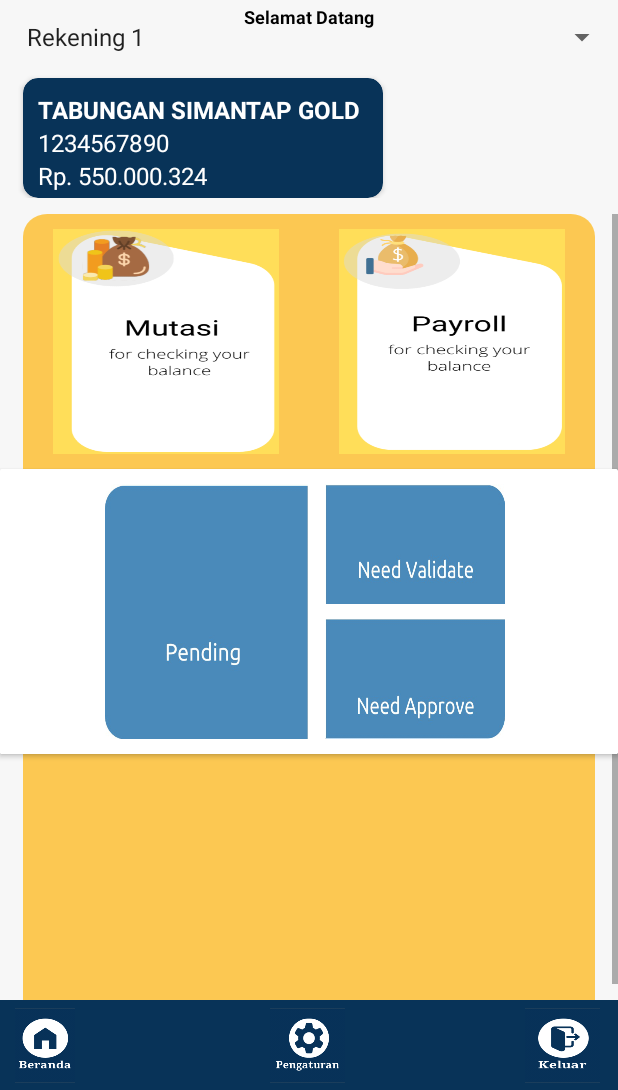
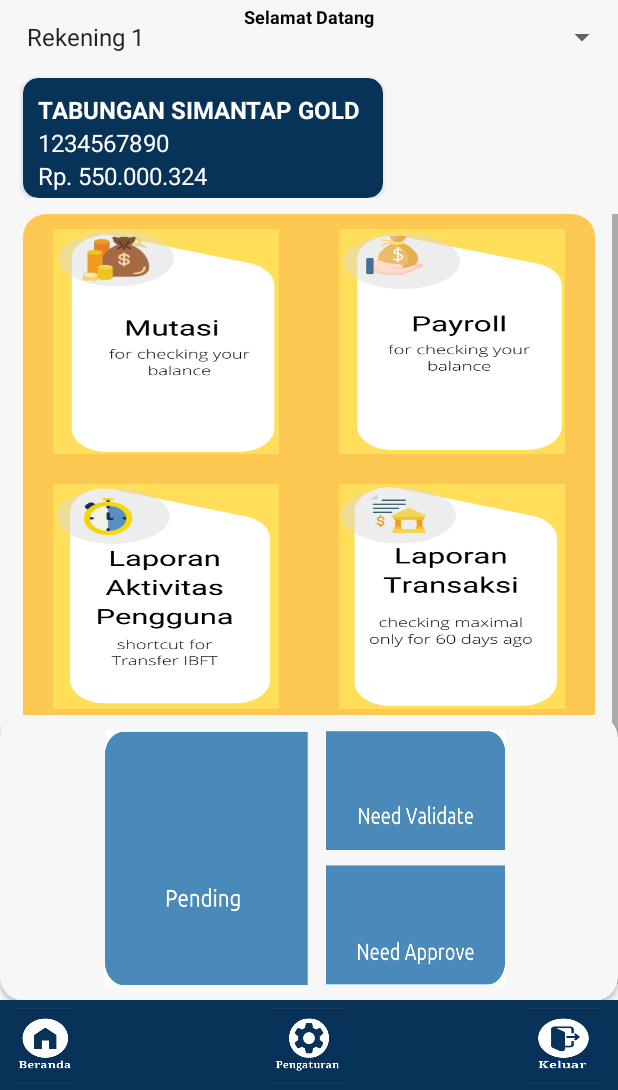
Before and after one commit to ohmantun/CMSMantap, an Android app: the Beranda screen opened directly, with no data from a screen before it, on a phone screen of 412 x 824 dp, the part 146-1236 px from its top. Run offline under Robolectric (Android 15) with nearby library versions, the phone set to English and light mode, and no system bars; our stand-ins replace navigation-ui.

Commit message:
modify letak dashboard info

```diff
--- a/app/src/main/res/layout/activity_main_page.xml
+++ b/app/src/main/res/layout/activity_main_page.xml
@@ -220,17 +220,18 @@
 
     </RelativeLayout>
 
-    <RelativeLayout
+    <FrameLayout
         android:layout_width="match_parent"
-        android:layout_height="match_parent">
+        android:layout_height="wrap_content"
+        android:layout_marginBottom="60dp"
+        app:layout_constraintBottom_toBottomOf="@+id/frameLay">
 
         <androidx.cardview.widget.CardView
             android:id="@+id/dashboard"
             android:layout_width="match_parent"
             android:layout_height="190dp"
-        android:layout_marginTop="410dp"
-        app:cardBackgroundColor="@color/white"
-        app:cardCornerRadius="1dp">
+            app:cardBackgroundColor="#F7F7F7"
+            app:cardCornerRadius="15dp">
 
             <ImageView
                 android:id="@+id/info_pending"
@@ -249,10 +250,10 @@
             <GridLayout
                 android:layout_width="match_parent"
                 android:layout_height="wrap_content"
+                android:layout_marginRight="15dp"
                 android:columnCount="2"
                 android:orientation="vertical"
-            android:rowCount="2"
-            android:layout_marginRight="15dp">
+                android:rowCount="2">
 
                 <ImageView
                     android:id="@+id/info_validate"
@@ -290,9 +291,10 @@
 
         </androidx.cardview.widget.CardView>
 
-    </RelativeLayout>
+    </FrameLayout>
 
     <FrameLayout
+        android:id="@+id/frameLay"
         android:layout_width="match_parent"
         android:layout_height="60dp"
         app:layout_constraintBottom_toBottomOf="parent">
```
Lines whose indentation alone changed are shown as unchanged.
